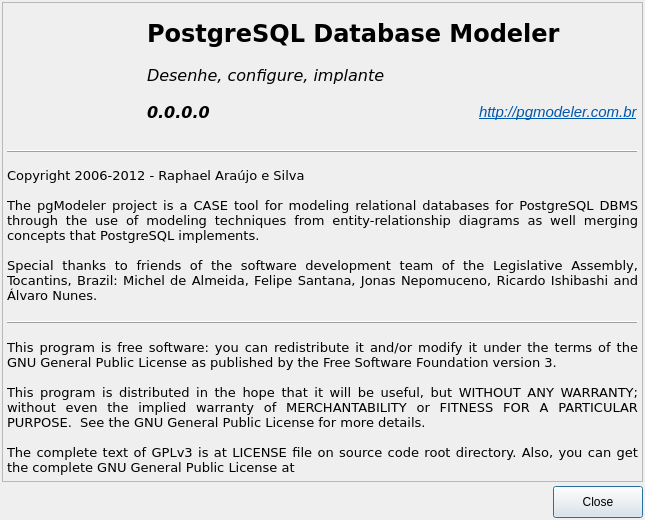
This is libpgmodeler_ui/ui/formsobre.ui in pgmodeler/pgmodeler as Qt 5 draws it before an edit. The edited form follows.
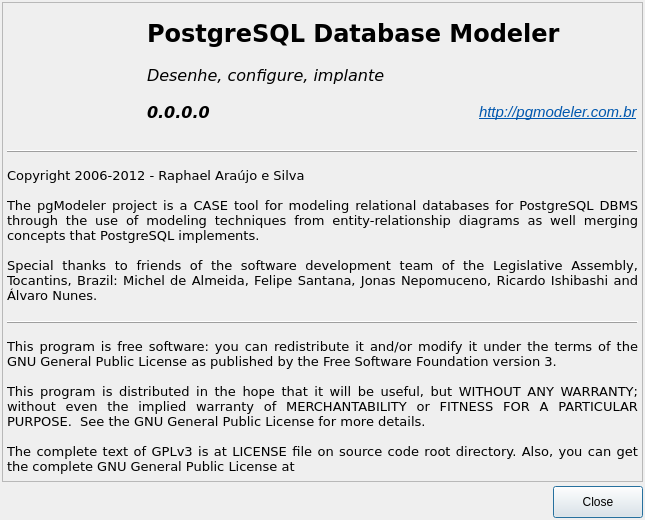
This is the edited form. Icons and pictures are not drawn.

The edit to the form file:
```diff
--- a/libpgmodeler_ui/ui/formsobre.ui
+++ b/libpgmodeler_ui/ui/formsobre.ui
@@ -365,7 +365,7 @@
          <bool>false</bool>
         </property>
         <property name="alignment">
-         <set>Qt::AlignJustify|Qt::AlignVCenter</set>
+         <set>Qt::AlignJustify|Qt::AlignTop</set>
         </property>
         <property name="wordWrap">
          <bool>true</bool>
```
Left out of the diff: 6 changed lines with no effect on the pictures.
